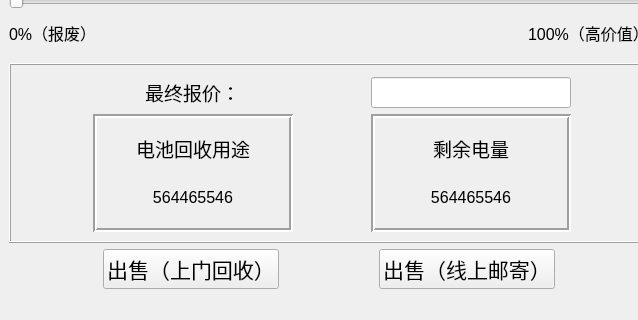
The window that mainwindow.ui (RipplesDance/WasteMetalRecoverySystem) describes before a commit, drawn with Qt 5; both pictures show x 0 to 638 and y 360 to 680 of the 856 by 680 pixel window.
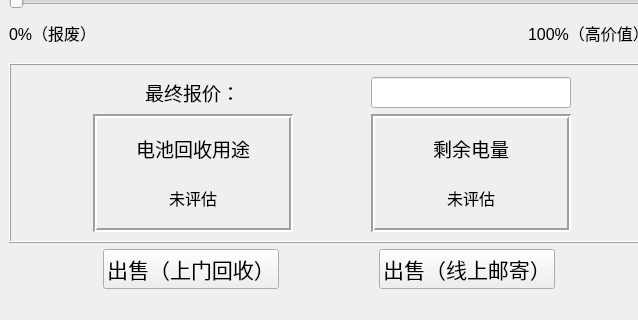
The same window after the commit.

The edit to the form file:
```diff
--- a/mainwindow.ui
+++ b/mainwindow.ui
@@ -168,7 +168,7 @@
                </font>
               </property>
               <property name="text">
-               <string>564465546</string>
+               <string>未评估</string>
               </property>
               <property name="alignment">
                <set>Qt::AlignCenter</set>
@@ -218,7 +218,7 @@
                </font>
               </property>
               <property name="text">
-               <string>564465546</string>
+               <string>未评估</string>
               </property>
               <property name="alignment">
                <set>Qt::AlignCenter</set>
```
